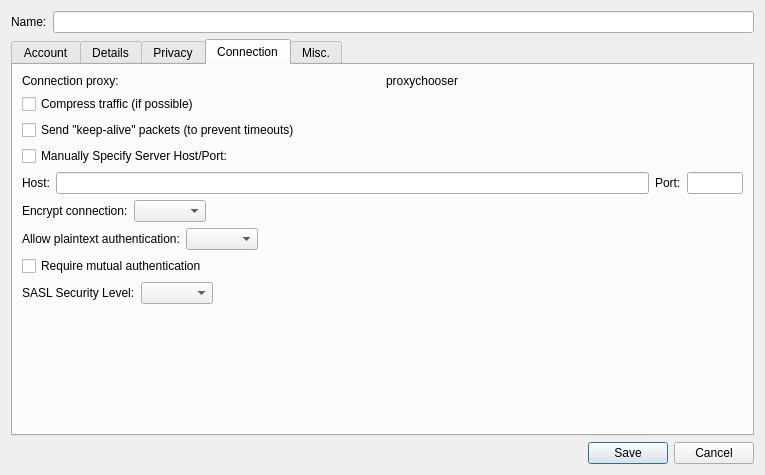
The window that src/accountmodify.ui (psi-im/psi) describes before a commit, drawn with Qt 5.
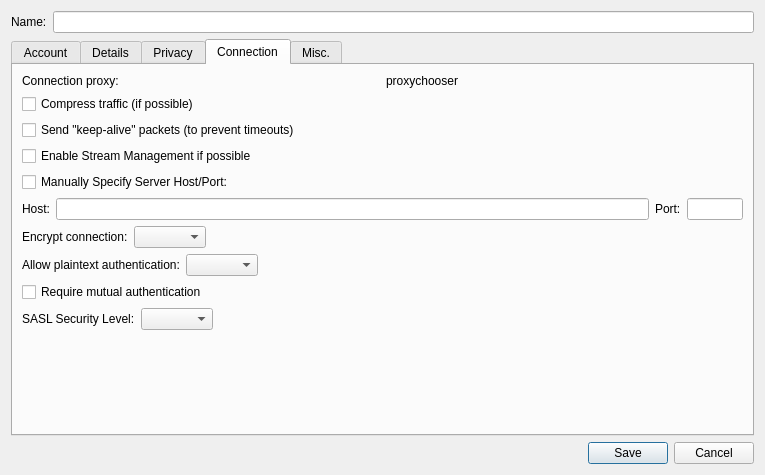
The same window after the commit. The open tabs and pages were chosen to show the change. Custom widgets are drawn as their Qt base class.

Diff of the .ui file:
```diff
--- a/src/accountmodify.ui
+++ b/src/accountmodify.ui
@@ -579,6 +579,13 @@
          </property>
         </widget>
        </item>
+       <item>
+        <widget class="QCheckBox" name="ck_enableSM">
+         <property name="text">
+          <string>Enable Stream Management if possible</string>
+         </property>
+        </widget>
+       </item>
        <item>
         <widget class="QCheckBox" name="ck_host">
          <property name="text">
```
Left out of the diff: 1 changed line with no effect on the pictures.
